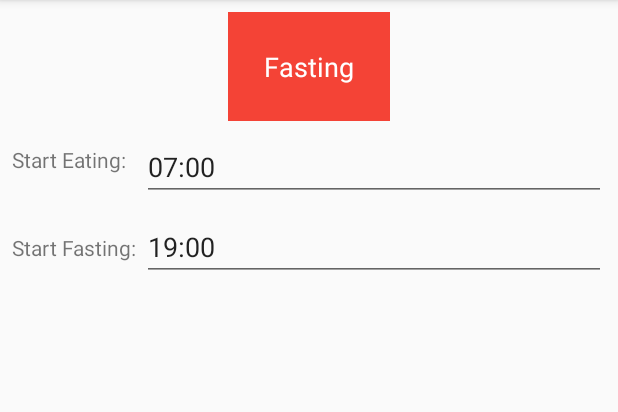
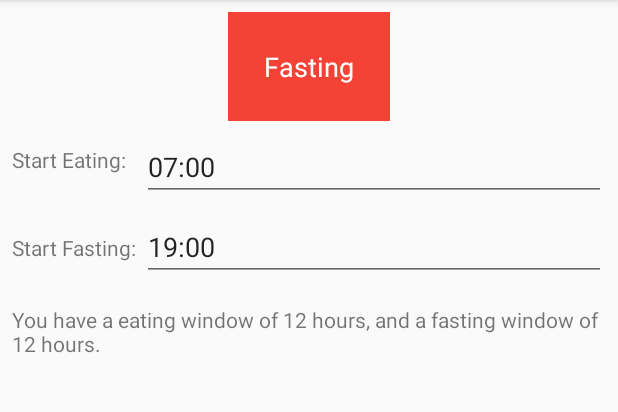
Before and after one commit to IgniparousTempest/fasting-assistant, an Android app: the screen it shows after launch (MainActivity), on a phone screen of 412 x 824 dp, the part 84-496 px from its top. Run offline under Robolectric (Android 15) with nearby library versions, the phone set to English and light mode, and no system bars; our stand-ins replace AdMob.

Commit message:
Added duration listing to the app

```diff
--- a/app/build.gradle
+++ b/app/build.gradle
@@ -10,8 +10,8 @@ android {
         applicationId "com.caughtknee.roganfastingassistant"
         minSdkVersion 21
         targetSdkVersion 28
-        versionCode 2
-        versionName "1.1"
+        versionCode 3
+        versionName "1.2"
         testInstrumentationRunner "android.support.test.runner.AndroidJUnitRunner"
     }
     buildTypes {
--- a/app/src/main/java/com/caughtknee/fastingassistant/Common.kt
+++ b/app/src/main/java/com/caughtknee/fastingassistant/Common.kt
@@ -1,5 +1,6 @@
 package com.caughtknee.fastingassistant
 
+import android.content.Context
 import org.joda.time.LocalTime
 import org.joda.time.Minutes
 import kotlin.math.min
@@ -8,6 +9,23 @@ fun timeFormat(hours: Int, minutes: Int): String {
     val h = hours.toString().padStart(2, '0')
     val m = minutes.toString().padStart(2, '0')
     return "$h:$m"
+}
+
+fun duration(hourStart: Int, minuteStart: Int, hourEnd: Int, minuteEnd: Int): Int {
+    val timeStart = LocalTime(hourStart, minuteStart)
+    val timeEnd = LocalTime(hourEnd, minuteEnd)
+    return if (timeStart.isBeforeOrEquals(timeEnd))
+        Minutes.minutesBetween(timeStart, timeEnd).minutes
+    else
+        (24 * 60) - Minutes.minutesBetween(timeEnd, timeStart).minutes
+}
+
+fun durationString(context: Context, duration: Int): String {
+    return when {
+        duration < 60 -> context.getString(R.string.duration_minutes, duration.toString())
+        duration % 60 == 0 -> context.getString(R.string.duration_hours, (duration / 60).toString())
+        else -> context.getString(R.string.duration_hours_minutes, (duration / 60).toString(), (duration % 60).toString())
+    }
 }
 
 fun timeLeftForCurrentStatus(timeCurrent: LocalTime, hourStart: Int, minuteStart: Int, hourEnd: Int, minuteEnd: Int): String {
@@ -33,3 +51,4 @@ fun canEat(timeCurrent: LocalTime, hourStart: Int, minuteStart: Int, hourEnd: In
 }
 
 fun LocalTime.isAfterOrEquals(time: LocalTime) = this.isAfter(time) || this.isEqual(time)
+fun LocalTime.isBeforeOrEquals(time: LocalTime) = this.isBefore(time) || this.isEqual(time)
--- a/app/src/main/java/com/caughtknee/fastingassistant/MainActivity.kt
+++ b/app/src/main/java/com/caughtknee/fastingassistant/MainActivity.kt
@@ -25,6 +25,7 @@ class MainActivity : AppCompatActivity(), View.OnClickListener {
     private lateinit var editTextTimeStart: EditText
     private lateinit var editTextTimeEnd: EditText
     private lateinit var textViewStatus: TextView
+    private lateinit var textViewDuration: TextView
     private lateinit var layoutStatus: ConstraintLayout
     private lateinit var adView : AdView
     private lateinit var sharedPreferences: SharedPreferences
@@ -39,6 +40,7 @@ class MainActivity : AppCompatActivity(), View.OnClickListener {
         adView.loadAd(adRequest)
 
         textViewStatus = findViewById(R.id.textViewStatus)
+        textViewDuration = findViewById(R.id.textViewDuration)
         layoutStatus = findViewById(R.id.layoutStatus)
         editTextTimeStart = findViewById(R.id.editTextTimeStart)
         editTextTimeEnd = findViewById(R.id.editTextTimeEnd)
@@ -79,6 +81,7 @@ class MainActivity : AppCompatActivity(), View.OnClickListener {
     }
 
     private fun setStatus() {
+        // Set status window
         val hourStart = sharedPreferences.getInt(getString(R.string.saved_time_picker_start_hour), 7)
         val minuteStart = sharedPreferences.getInt(getString(R.string.saved_time_picker_start_minute), 0)
         val hourEnd = sharedPreferences.getInt(getString(R.string.saved_time_picker_end_hour), 19)
@@ -86,6 +89,13 @@ class MainActivity : AppCompatActivity(), View.OnClickListener {
         val eatingAllowed = canEat(LocalTime.now(), hourStart, minuteStart, hourEnd, minuteEnd)
         textViewStatus.setText(if (eatingAllowed) R.string.status_eating else R.string.status_fasting)
         layoutStatus.setBackgroundColor(ResourcesCompat.getColor(resources, if (eatingAllowed) R.color.colourEating else R.color.colourFasting, null))
+
+        // Set duration
+        val eatingDuration = duration(hourStart, minuteStart, hourEnd, minuteEnd)
+        val fastingDuration = 24 * 60 - eatingDuration
+        val eatingDurationString = durationString(this, eatingDuration)
+        val fastingDurationString = durationString(this, fastingDuration)
+        textViewDuration.setText(getString(R.string.duration, eatingDurationString, fastingDurationString), TextView.BufferType.NORMAL)
     }
 
     private fun onTimeSet(view: EditText, hourOfDay: Int, minute: Int) {
--- a/app/src/main/res/layout/activity_main.xml
+++ b/app/src/main/res/layout/activity_main.xml
@@ -68,6 +68,19 @@
         android:layout_marginEnd="8dp"
         app:layout_constraintEnd_toEndOf="parent"/>
 
+    <TextView
+        android:id="@+id/textViewDuration"
+        android:layout_width="0dp"
+        android:layout_height="wrap_content"
+        android:layout_marginStart="8dp"
+        android:layout_marginTop="16dp"
+        android:layout_marginEnd="8dp"
+        android:text="@string/duration"
+        android:textAlignment="viewStart"
+        app:layout_constraintEnd_toEndOf="parent"
+        app:layout_constraintStart_toStartOf="parent"
+        app:layout_constraintTop_toBottomOf="@+id/editTextTimeEnd" />
+
     <com.google.android.gms.ads.AdView
         xmlns:ads="http://schemas.android.com/apk/res-auto"
         android:id="@+id/adView"
--- a/app/src/main/res/values/strings.xml
+++ b/app/src/main/res/values/strings.xml
@@ -1,5 +1,9 @@
 <resources>
     <string name="app_name">Fasting Assistant</string>
+    <string name="duration">You have a eating window of %s, and a fasting window of %s.</string>
+    <string name="duration_hours">%s hours</string>
+    <string name="duration_hours_minutes">%s hours %s min</string>
+    <string name="duration_minutes">%s minutes</string>
     <string name="status_eating">Eating</string>
     <string name="status_fasting">Fasting</string>
     <string name="widget_window">%s to %s</string>
```
Also changed, not shown: 4 other files.
